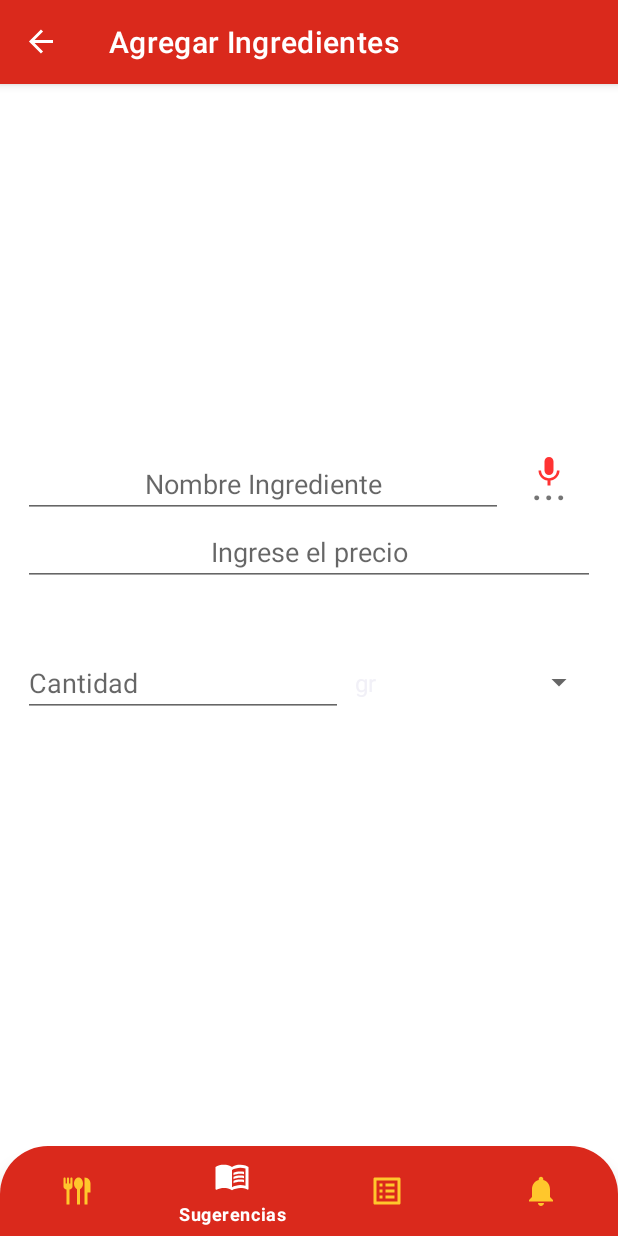
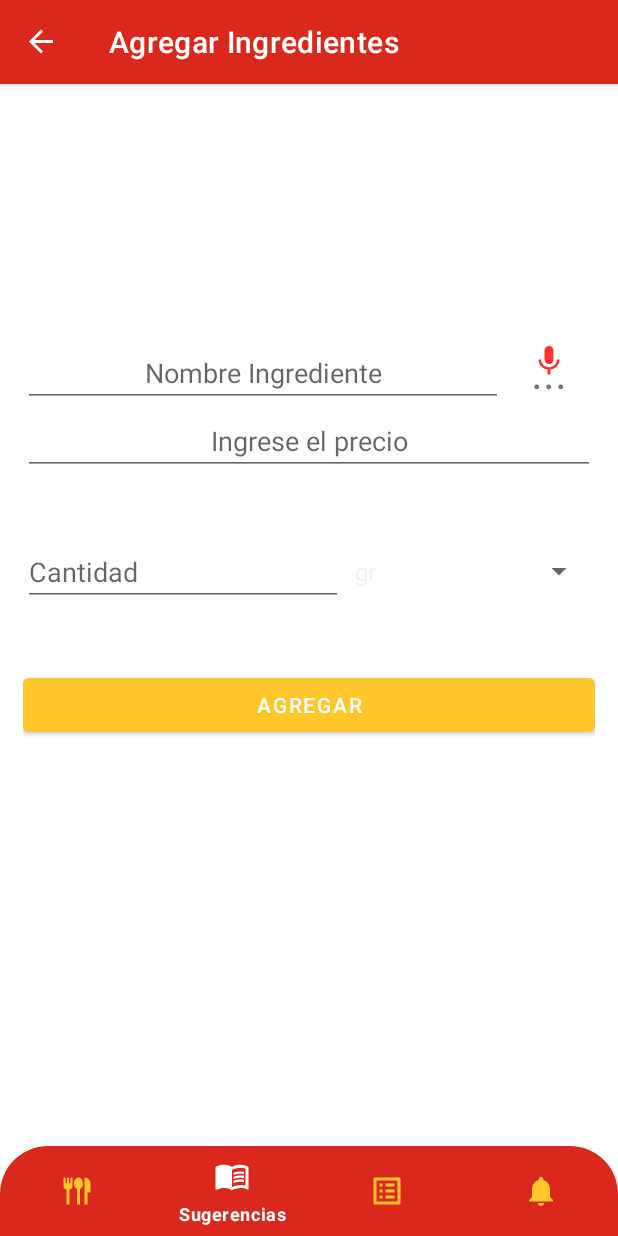
Before and after one commit to danilopezyejas/MenuSemanal, an Android app: the AgregarIngredientes screen opened through its navigation route, on a phone screen of 412 x 824 dp. Run offline under Robolectric (Android 15) with nearby library versions, the phone set to English and light mode, and no system bars; our stand-ins replace Firebase (no records; nobody signed in at launch, a user with empty details on screens opened directly), navigation-ui.

Commit message:
Corregui el boton de agregar ingredientes

```diff
--- a/app/src/main/res/layout/fragment_agregar_ingredientes.xml
+++ b/app/src/main/res/layout/fragment_agregar_ingredientes.xml
@@ -6,17 +6,13 @@
     android:layout_height="match_parent"
     tools:context=".AgregarIngredientes">
 
-    <ScrollView
-        android:layout_width="match_parent"
-        android:layout_height="match_parent">
-    </ScrollView>
-
     <androidx.constraintlayout.widget.ConstraintLayout
         android:layout_width="match_parent"
         android:layout_height="match_parent"
         android:layout_margin="15dp">
 
         <LinearLayout
+            android:id="@+id/linearLayout"
             android:layout_width="match_parent"
             android:layout_height="wrap_content"
             android:gravity="center"
@@ -25,7 +21,6 @@
             app:layout_constraintEnd_toEndOf="parent"
             app:layout_constraintStart_toStartOf="parent"
             app:layout_constraintTop_toTopOf="parent">
-
 
             <LinearLayout
                 android:layout_width="match_parent"
@@ -44,22 +39,23 @@
                 <LinearLayout
                     android:layout_width="wrap_content"
                     android:layout_height="wrap_content"
-                    android:orientation="vertical"
-                    android:gravity="center">
+                    android:gravity="center"
+                    android:orientation="vertical">
 
                     <TextView
                         android:id="@+id/idMicroIngre"
                         android:layout_width="100sp"
                         android:layout_height="wrap_content"
-                        android:gravity="center"
-                        android:text="..."
-                        android:textSize="30sp"
-                        android:padding="0dp"
                         android:layout_marginTop="0dp"
                         android:drawableTop="@drawable/ic_microfono"
-                        android:drawablePadding="-25dp"/>
+                        android:drawablePadding="-25dp"
+                        android:gravity="center"
+                        android:padding="0dp"
+                        android:text="..."
+                        android:textSize="30sp" />
                 </LinearLayout>
             </LinearLayout>
+
 
             <EditText
                 android:id="@+id/precioIngrediente"
@@ -69,6 +65,8 @@
                 android:gravity="center"
                 android:hint="Ingrese el precio"
                 android:inputType="number|numberDecimal" />
+
+
 
             <LinearLayout
                 android:layout_width="match_parent"
@@ -89,23 +87,19 @@
                     android:layout_height="47dp" />
 
             </LinearLayout>
-        </LinearLayout>
-        <LinearLayout
-            android:layout_width="match_parent"
-            android:layout_height="wrap_content"
-            android:orientation="horizontal"
-            app:layout_constraintBottom_toBottomOf="parent"
-            app:layout_constraintEnd_toEndOf="parent"
-            app:layout_constraintStart_toStartOf="parent">
 
             <Button
                 android:id="@+id/btnAceptarIngredientes"
                 android:layout_width="match_parent"
                 android:layout_height="wrap_content"
+                android:layout_weight="1"
+                android:layout_marginBottom="100dp"
                 android:gravity="center"
                 android:text="Agregar"
-                android:layout_marginBottom="100dp"
-                android:theme="@style/Botones"/>
+                android:theme="@style/Botones" />
+
         </LinearLayout>
+
+
     </androidx.constraintlayout.widget.ConstraintLayout>
 </FrameLayout>
```
